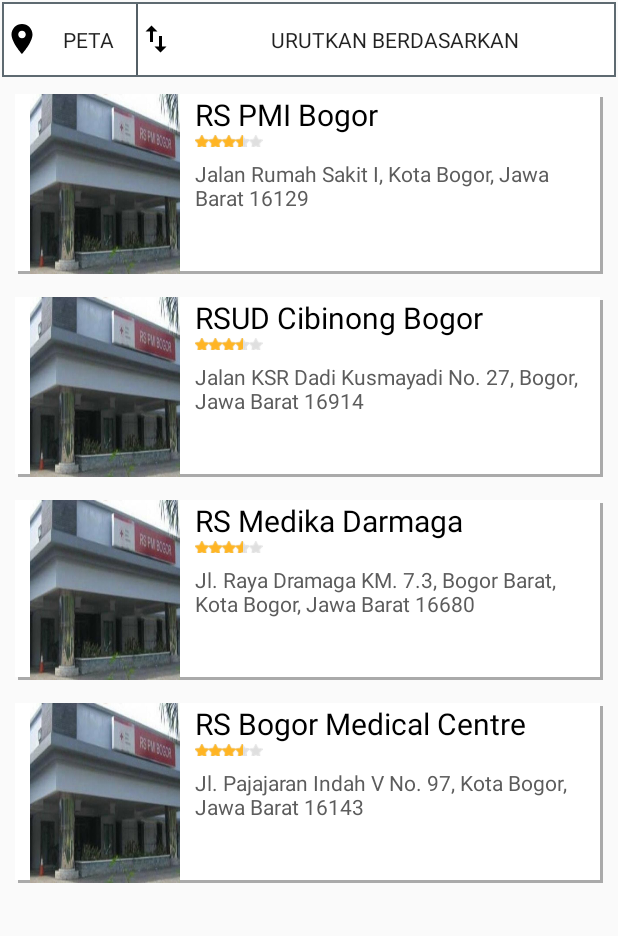
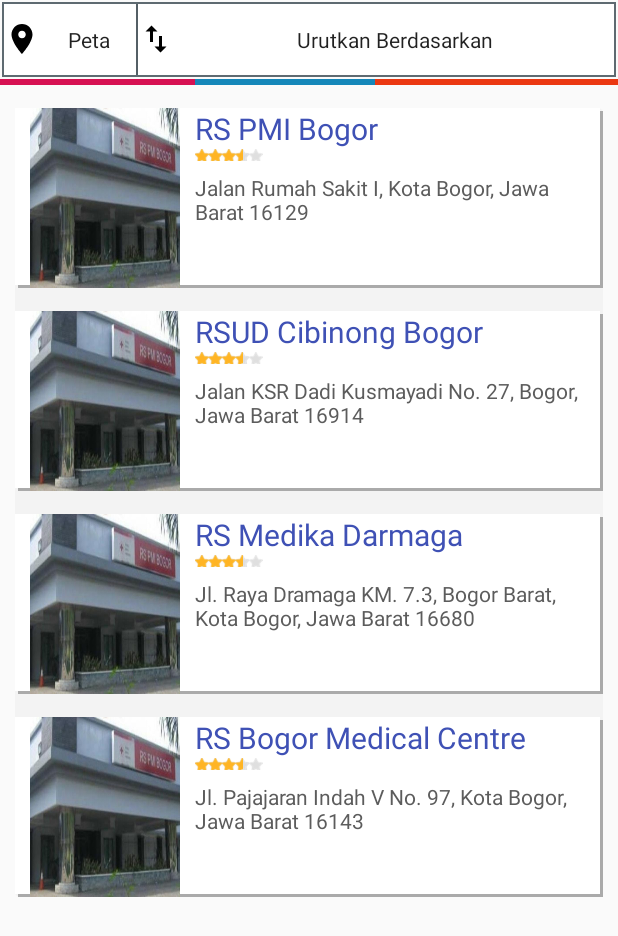
Before and after one commit to trioandianto/KS, an Android app: the HospitalList screen opened directly, with no data from a screen before it, on a phone screen of 412 x 824 dp. Shown: the top 936 px of the screen. Run offline under Robolectric (Android 15) with nearby library versions, the phone set to English and light mode, and no system bars.

Commit message:
Update Style for Frame Layout, Add Divider for Listview Hospital

```diff
--- /dev/null
+++ b/app/src/main/res/drawable/blue_button.xml
@@ -0,0 +1,5 @@
+<?xml version="1.0" encoding="utf-8"?>
+<shape xmlns:android="http://schemas.android.com/apk/res/android">
+    <corners android:radius="4dp"/>
+    <solid android:color="@color/buttonBlue"/>
+</shape>
--- /dev/null
+++ b/app/src/main/res/drawable/circle_disabled.xml
@@ -0,0 +1,5 @@
+<?xml version="1.0" encoding="utf-8"?>
+<shape xmlns:android="http://schemas.android.com/apk/res/android" android:shape="oval">
+    <solid android:color="@color/circleDisabled"/>
+    <size android:height="6dp" android:width="6dp"/>
+</shape>
--- /dev/null
+++ b/app/src/main/res/drawable/circle_enabled.xml
@@ -0,0 +1,5 @@
+<?xml version="1.0" encoding="utf-8"?>
+<shape xmlns:android="http://schemas.android.com/apk/res/android" android:shape="oval">
+    <solid android:color="@color/circleEnabled"/>
+    <size android:height="8dp" android:width="8dp"/>
+</shape>
--- /dev/null
+++ b/app/src/main/res/drawable/line_color.xml
@@ -0,0 +1,18 @@
+<?xml version="1.0" encoding="UTF-8"?>
+<layer-list xmlns:android="http://schemas.android.com/apk/res/android">
+    <item>
+        <shape android:shape="rectangle">
+            <solid android:color="#d61152"/>
+        </shape>
+    </item>
+    <item  android:left="130dp">
+        <shape android:shape="rectangle">
+            <solid android:color="#1587b9"/>
+        </shape>
+    </item>
+    <item android:left="250dp">
+        <shape android:shape="rectangle">
+            <solid android:color="#eb3812"/>
+        </shape>
+    </item>
+</layer-list>
--- /dev/null
+++ b/app/src/main/res/drawable/search_box.xml
@@ -0,0 +1,5 @@
+<?xml version="1.0" encoding="utf-8"?>
+<shape xmlns:android="http://schemas.android.com/apk/res/android">
+    <corners android:radius="4dp"/>
+    <solid android:color="@android:color/white"/>
+</shape>
--- /dev/null
+++ b/app/src/main/res/drawable/search_frame.xml
@@ -0,0 +1,5 @@
+<?xml version="1.0" encoding="utf-8"?>
+<shape xmlns:android="http://schemas.android.com/apk/res/android">
+    <corners android:radius="4dp"/>
+    <solid android:color="@color/frameBackground"/>
+</shape>
--- a/app/src/main/res/layout/activity_home.xml
+++ b/app/src/main/res/layout/activity_home.xml
@@ -26,8 +26,7 @@
             android:layout_marginTop="100dp"
             android:id="@+id/ndh"
             android:foregroundGravity="center"
-            android:background="@drawable/shape_listview"
-            android:backgroundTint="@color/cardview_dark_background"
+            android:background="@drawable/search_frame"
             android:orientation="vertical">
             <LinearLayout
                 android:layout_width="match_parent"
--- a/app/src/main/res/layout/activity_hospital_list.xml
+++ b/app/src/main/res/layout/activity_hospital_list.xml
@@ -10,7 +10,7 @@
         android:layout_height="wrap_content"
         android:orientation="vertical"
         android:descendantFocusability="blocksDescendants">
-        <LinearLayout
+        <RelativeLayout
             android:layout_width="match_parent"
             android:layout_height="50dp"
             android:layout_margin="1dp"
@@ -23,29 +23,43 @@
                 android:drawableLeft="@drawable/ic_peta_black_24dp"
                 android:text="Peta"
                 android:id="@+id/btnpeta"
+                android:textAllCaps="false"
                 style="@style/MyCustomTextAppearance"
                 android:layout_height="wrap_content"
                 android:background="@color/white"/>
 
             <Button
                 android:layout_width="match_parent"
+                android:layout_toRightOf="@id/btnpeta"
                 android:text="Urutkan Berdasarkan"
                 android:drawableLeft="@drawable/ic_sorting_black_24dp"
                 android:layout_marginLeft="1.5dp"
+                android:textAllCaps="false"
                 style="@style/MyCustomTextAppearance"
                 android:layout_height="wrap_content"
                 android:background="@color/white"
                 android:id="@+id/btnsort"/>
+        </RelativeLayout>
+        <RelativeLayout
+            android:layout_width="match_parent"
+            android:layout_height="match_parent">
+            <View
+                android:id="@+id/line_pink"
+                android:layout_marginTop="0dp"
+                android:layout_width="match_parent"
+                android:layout_height="4dp"
+                android:background="@drawable/line_color"
+                />
 
-        </LinearLayout>
+        </RelativeLayout>
+
         <ListView
             android:layout_width="match_parent"
             android:background="@drawable/shape"
-            android:backgroundTint="@color/transparent"
             style="@style/ListView"
             android:layout_height="wrap_content"
             android:id="@+id/listview_hospital"
-            android:layout_marginTop="10dp"
+            android:layout_marginTop="15dp"
             android:layout_marginLeft="10dp"
             android:layout_marginRight="10dp"
             >
--- a/app/src/main/res/layout/activity_screen2.xml
+++ b/app/src/main/res/layout/activity_screen2.xml
@@ -3,7 +3,7 @@
     android:layout_width="match_parent"
     android:orientation="vertical"
     android:layout_height="match_parent"
-        android:fitsSystemWindows="false"
+    android:fitsSystemWindows="false"
     android:background="@drawable/photo2">
     <LinearLayout
         android:layout_width="wrap_content"
--- a/app/src/main/res/layout/hospital_list.xml
+++ b/app/src/main/res/layout/hospital_list.xml
@@ -16,7 +16,7 @@
 
         style="@style/MyCustomTextAppearance"
         android:textSize="20dp"
-        android:textColor="@color/black"
+        android:textColor="@color/blue"
         android:layout_alignTop="@+id/iv_hospital_pic"
         android:layout_toRightOf="@+id/iv_hospital_pic"
         android:layout_toEndOf="@+id/iv_hospital_pic" />
@@ -39,7 +39,7 @@
         android:id="@+id/tv_address"
         android:layout_width="wrap_content"
         android:layout_marginLeft="10dp"
-
+        android:layout_marginRight="15dp"
         style="@style/MyCustomTextAppearance"
         android:layout_height="wrap_content"
         android:text="Address"
--- a/app/src/main/res/values/styles.xml
+++ b/app/src/main/res/values/styles.xml
@@ -63,7 +63,7 @@
         <item name="android:windowContentOverlay">@null</item>
         <item name="android:background">@android:color/transparent</item>
         <item name="android:windowTranslucentStatus">true</item>
-        <item name="android:windowTranslucentNavigation">true</item>
+        <!--<item name="android:windowTranslucentNavigation">true</item>-->
         <!--For compatibility-->
         <item name="background">@android:color/transparent</item>
     </style>
```
Also changed, not shown: app/src/main/AndroidManifest.xml (+8 -7 lines), app/src/main/res/layout/activity_home_screen1.xml (+42 -22 lines), app/src/main/res/layout/activity_login.xml (+6 -1 lines), app/src/main/res/layout/activity_tab_pelayanan.xml (+10 -9 lines), app/src/main/res/layout/activity_tab_spesialis.xml (+6 -6 lines), app/src/main/res/layout/app_bar_home.xml (+8 -6 lines), app/src/main/res/values/colors.xml (+13 -0 lines).
